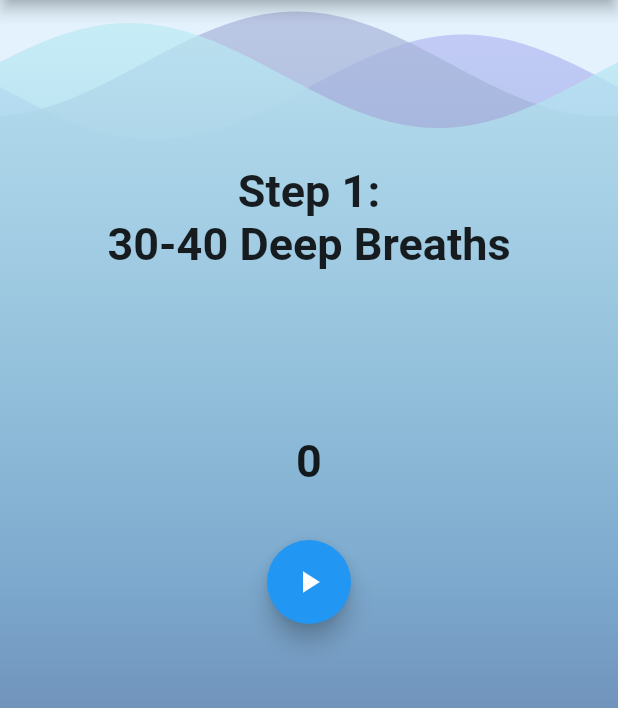
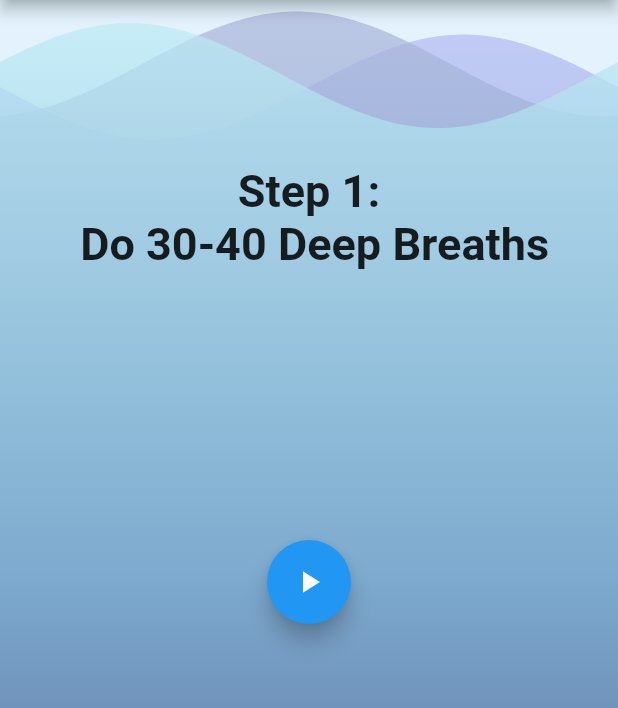
Before and after one commit to maxotto/flutter_breathe_timer, a Flutter app: the screen it shows after launch, on a phone screen of 412 x 824 dp, the part 84-792 px from its top. Run offline on Flutter 3.47's test engine with Material 2 defaults, Android fonts, the phone set to English and light mode, and no system bars; drawn by our look-alikes of wave; our stand-ins replace bloc, decimal, equatable, flutter_bloc.

Commit message:
feat: counters' colors

```diff
--- a/lib/counter/view/wh_timer_view.dart
+++ b/lib/counter/view/wh_timer_view.dart
@@ -24,7 +24,8 @@ class WHTimerView extends StatelessWidget {
               String startCount = '0';
               switch (state.phase) {
                 case Phases.idle:
-                  message = 'Step 1:\n30-40 Deep Breaths';
+                  message = 'Step 1:\n Do 30-40 Deep Breaths';
+                  startCount = '';
                   break;
                 case Phases.holdOnOut:
                   message =
@@ -37,6 +38,7 @@ class WHTimerView extends StatelessWidget {
                   break;
                 case Phases.breathe:
                   message = 'Step 1:\n30-40 Deep Breaths';
+                  startCount = '';
                   break;
               }
               return Column(children: [
@@ -60,15 +62,15 @@ class WHTimerView extends StatelessWidget {
                   child: state.holdOnOutDuration > Decimal.zero
                       ? Text(state.holdOnOutDuration.toString(),
                           style: TextStyle(
-                            fontSize: 30,
-                            fontWeight: FontWeight.bold,
-                          ))
+                              fontSize: 30,
+                              fontWeight: FontWeight.bold,
+                              color: Colors.red[900]))
                       : (state.holdOnInDuration > Decimal.zero
                           ? Text(state.holdOnInDuration.toString(),
                               style: TextStyle(
-                                fontSize: 30,
-                                fontWeight: FontWeight.bold,
-                              ))
+                                  fontSize: 30,
+                                  fontWeight: FontWeight.bold,
+                                  color: Colors.blue[900]))
                           : Text(startCount,
                               style: TextStyle(
                                 fontSize: 30,
```
